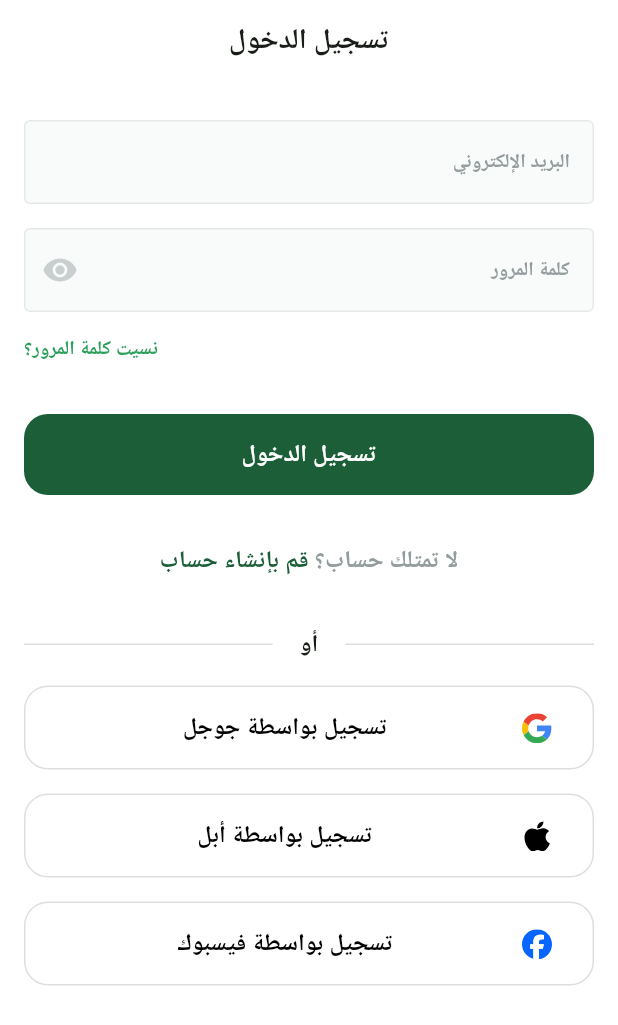
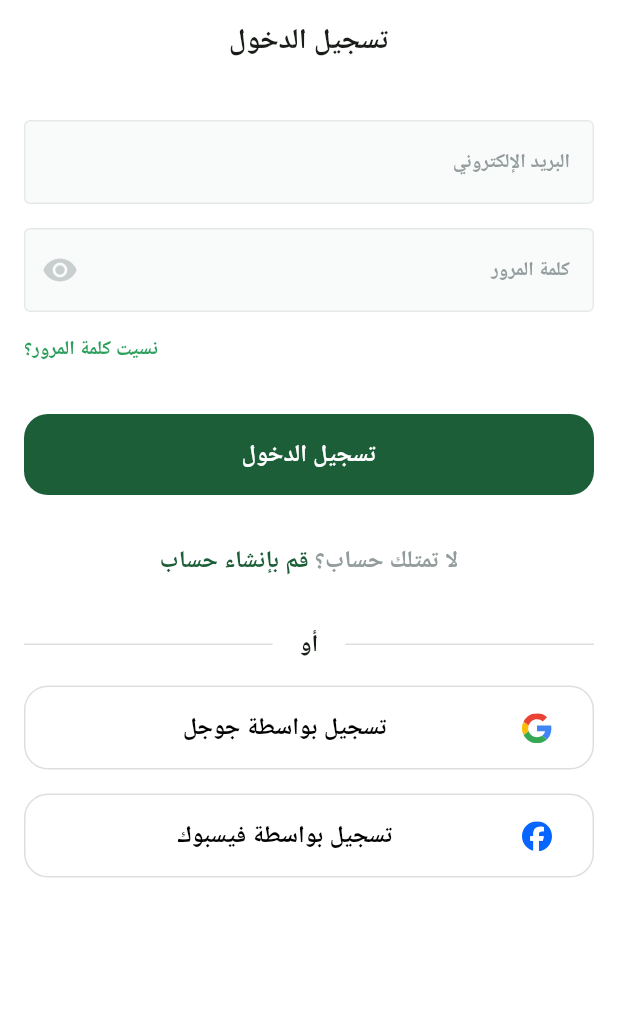
Before and after one commit to Akuma-0/fruit_hub, a Flutter app: the screen it shows after launch, after a tap on "تخط", on a phone screen of 412 x 824 dp. Shown: the top 1025 px of the screen. Run offline on Flutter 3.47's test engine with Material 3 defaults, Android fonts, the phone set to English and light mode, and no system bars; drawn by our look-alikes of modal_progress_hud_nsn; our stand-ins replace bloc, dartz, dots_indicator, firebase_auth, firebase_core, flutter_bloc and 4 more; missing offline and left inert: flutter_facebook_auth; accounts and stored records are empty; generated files the repository leaves out were written again; Roboto replaces fonts that are missing (Cairo, cairo).

Commit message:
remove unused import in DontHaveAccount widget; clean up login_screen_body by removing Apple login button

```diff
--- a/lib/features/auth/ui/screens/widgets/dont_have_account.dart
+++ b/lib/features/auth/ui/screens/widgets/dont_have_account.dart
@@ -2,7 +2,6 @@ import 'package:flutter/gestures.dart';
 import 'package:flutter/material.dart';
 import 'package:fruit_hub/core/styles/app_colors.dart';
 import 'package:fruit_hub/core/styles/app_text_styles.dart';
-import 'package:fruit_hub/features/auth/ui/screens/register_screen.dart';
 
 class DontHaveAccount extends StatelessWidget {
   const DontHaveAccount({
--- a/lib/features/auth/ui/screens/widgets/login_screen_body.dart
+++ b/lib/features/auth/ui/screens/widgets/login_screen_body.dart
@@ -112,13 +112,6 @@ class _LoginScreenBodyState extends State<LoginScreenBody> {
                 },
               ),
               SizedBox(height: 16),
-              //apple login
-              SocialLoginButton(
-                text: 'تسجيل بواسطة أبل',
-                iconPath: 'assets/images/apple_icon.svg',
-                onPressed: () {},
-              ),
-              SizedBox(height: 16),
               //facebook login
               SocialLoginButton(
                 text: 'تسجيل بواسطة فيسبوك',
```
Also changed, not shown: 1 other file.
